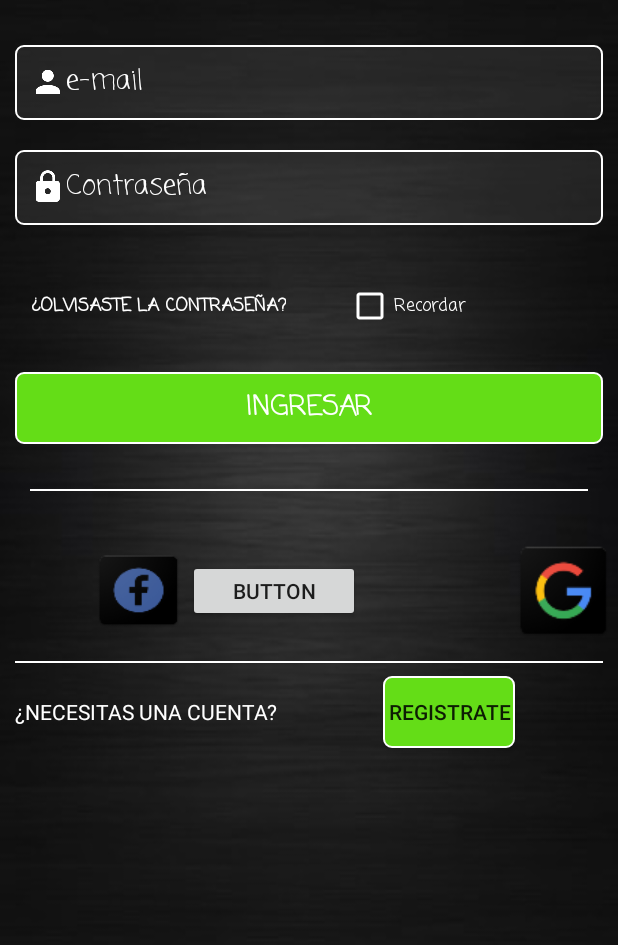
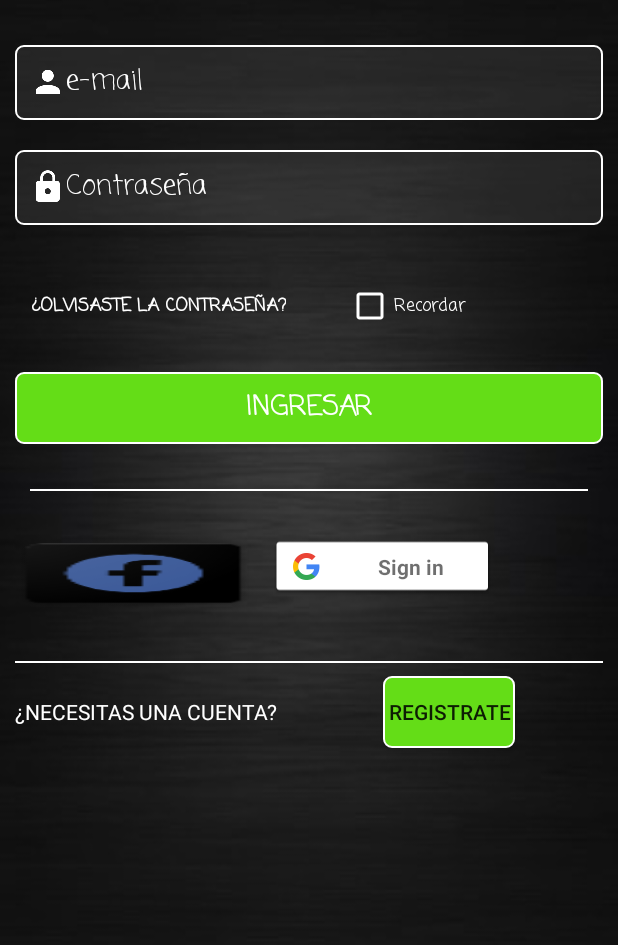
Before and after one commit to AnnaPS/BAA, an Android app: the screen it shows after launch (LoginActivity), on a phone screen of 412 x 824 dp, the part 104-1049 px from its top. Run offline under Robolectric (Android 15) with nearby library versions, the phone set to English and light mode, and no system bars; our stand-ins replace Firebase (no records; nobody signed in at launch, a user with empty details on screens opened directly); libraries missing offline, so code that uses them is left out: com.facebook, com.facebook.appevents, com.facebook.login; plain views replace LoginButton; 7 statements that could not run were skipped.

Commit message:
# Boton Login Google (SingInButton) # Datos Usuario en VentanaInicialApp

```diff
--- a/BandsnArts/app/src/main/java/com/example/pc/bandsnarts/Login/LoginActivity.java
+++ b/BandsnArts/app/src/main/java/com/example/pc/bandsnarts/Login/LoginActivity.java
@@ -63,6 +63,8 @@ public class LoginActivity extends AppCompatActivity implements GoogleApiClient.
     //Objeto para conectar con la api de facebook
     public static LoginResult loginResult;
 
+
+
     public static final int CODIGO_DE_INICIO = 777;
 
     // Objeto para conectar con la API del Cliente Google
@@ -80,6 +82,10 @@ public class LoginActivity extends AppCompatActivity implements GoogleApiClient.
 
     private Activity estaVentana;
     private GoogleSignInResult result;
+
+    // Boton Login con Google
+    com.google.android.gms.common.SignInButton botonGoogle;
+
 
     @Override
     protected void onCreate(Bundle savedInstanceState) {
@@ -99,6 +105,15 @@ public class LoginActivity extends AppCompatActivity implements GoogleApiClient.
         auth = new Autentificacion(this);
 
         estaVentana = this;
+
+        // ACCION BOTON GOOGLE
+        botonGoogle = findViewById(R.id.btnGoogleVLogin);
+        botonGoogle.setOnClickListener(new View.OnClickListener() {
+            @Override
+            public void onClick(View v) {
+                onClickIngresoGoogle(null);
+            }
+        });
 
         //Opciones de inicio con google, obtenemos un token de usuario
         GoogleSignInOptions gso = new GoogleSignInOptions.Builder(GoogleSignInOptions.DEFAULT_SIGN_IN)
@@ -256,7 +271,6 @@ public class LoginActivity extends AppCompatActivity implements GoogleApiClient.
             manejadorTokenFacebook(loginResult.getAccessToken());
 
             // Para reconocer las acciones del boton de Inicio de FaceBook
-
         }
         try {
             callbackManager.onActivityResult(requestCode, resultCode, data);
--- a/BandsnArts/app/src/main/res/layout/activity_login.xml
+++ b/BandsnArts/app/src/main/res/layout/activity_login.xml
@@ -131,30 +131,35 @@
             android:orientation="horizontal">
 
 
-
             <com.facebook.login.widget.LoginButton
                 android:id="@+id/btnFacebookVLogin"
-                android:layout_width="65dp"
-                android:layout_height="58dp"
-                android:layout_marginLeft="60dp"
+                android:layout_width="180dp"
+                android:layout_height="50dp"
                 android:background="@mipmap/ic_launcherfacebook" />
-            <Button
+        <!--    <Button
                 android:id="@+id/sacarmenu"
                 android:layout_width="50dp"
                 android:layout_height="41dp"
                 android:layout_weight="1"
                 android:text="Button"
                 tools:text="menu"
-                android:onClick="onclick"/>
+                android:onClick="onclick"/>-->
 
+            <com.google.android.gms.common.SignInButton
+                android:id="@+id/btnGoogleVLogin"
+                android:layout_width="150dp"
+                android:layout_height="40dp"
+                android:onClick="onClickIngresoGoogle">
 
-            <Button
+            </com.google.android.gms.common.SignInButton>
+
+          <!--  <Button
                 android:id="@+id/btnGoogleVLogin"
                 android:layout_width="72dp"
                 android:layout_height="73dp"
                 android:layout_marginLeft="100dp"
                 android:background="@mipmap/ic_launchergoogle"
-                android:onClick="onClickIngresoGoogle" />
+                android:onClick="onClickIngresoGoogle" />-->
 
 
         </LinearLayout>
--- a/BandsnArts/app/src/main/res/layout/nav_header_ventana_inicial_app2.xml
+++ b/BandsnArts/app/src/main/res/layout/nav_header_ventana_inicial_app2.xml
@@ -22,6 +22,7 @@
         app:srcCompat="@mipmap/ic_launcher_round" />
 
     <TextView
+        android:id="@+id/txtNombreNavH"
         android:layout_width="match_parent"
         android:layout_height="wrap_content"
         android:paddingTop="@dimen/nav_header_vertical_spacing"
@@ -29,7 +30,7 @@
         android:textAppearance="@style/TextAppearance.AppCompat.Body1" />
 
     <TextView
-        android:id="@+id/textView"
+        android:id="@+id/txtCorreoNavH"
         android:layout_width="wrap_content"
         android:layout_height="wrap_content"
         android:text="@string/nav_header_subtitle" />
```
Also changed, not shown: BandsnArts/app/src/main/java/com/example/pc/bandsnarts/Activities/VentanaInicialApp.java (+11 -14 lines), BandsnArts/app/src/main/res/layout/activity_main.xml (+4 -4 lines).
